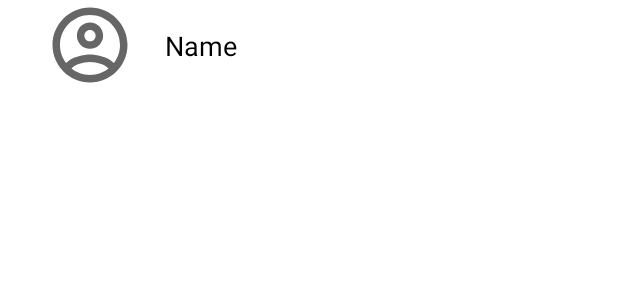
After one commit to JWGitonga/Diabetes-monitoring-app, an Android app: the layout doctor_list_item.xml on its own in the app's theme, with its tools: preview values and no code run, on a phone screen of 412 x 824 dp. The commit adds this screen. Shown: the top 300 px of the screen. Run offline under Robolectric (Android 15) with nearby library versions, the phone set to English and light mode, and no system bars.

Commit message:
morning commit

```diff
--- /dev/null
+++ b/app/src/main/res/layout/doctor_list_item.xml
@@ -0,0 +1,33 @@
+<?xml version="1.0" encoding="utf-8"?>
+<androidx.constraintlayout.widget.ConstraintLayout xmlns:android="http://schemas.android.com/apk/res/android"
+    xmlns:app="http://schemas.android.com/apk/res-auto"
+    android:layout_width="match_parent"
+    android:layout_marginStart="10dp"
+    android:layout_marginEnd="10dp"
+    android:layout_height="wrap_content">
+
+    <de.hdodenhof.circleimageview.CircleImageView
+        android:id="@+id/image_pic_doc"
+        android:layout_width="60dp"
+        android:layout_marginStart="20dp"
+        android:layout_marginEnd="10dp"
+        android:layout_height="60dp"
+        android:src="@drawable/outline_account_circle_24"
+        app:layout_constraintStart_toStartOf="parent"
+        app:layout_constraintTop_toTopOf="parent" />
+
+    <TextView
+        android:id="@+id/name_text_view_doc"
+        android:layout_width="0dp"
+        android:layout_height="wrap_content"
+        android:layout_marginStart="10dp"
+        android:paddingStart="10dp"
+        android:paddingEnd="10dp"
+        android:text="@string/name"
+        android:textColor="@color/black"
+        android:textSize="18sp"
+        app:layout_constraintBottom_toBottomOf="parent"
+        app:layout_constraintStart_toEndOf="@+id/image_pic_doc"
+        app:layout_constraintTop_toTopOf="parent" />
+
+</androidx.constraintlayout.widget.ConstraintLayout>
```
Also changed, not shown: app/src/main/java/com/example/diabeteshealthmonitoringapplication/adapters/ChatsListAdapterDocs.java (added, +111 -0 lines), app/src/main/java/com/example/diabeteshealthmonitoringapplication/fragments/ChatFragment.java (+126 -27 lines), app/src/main/res/layout/chat_list_item.xml (+4 -3 lines), app/src/main/res/layout/fragment_chat.xml (+4 -3 lines).
